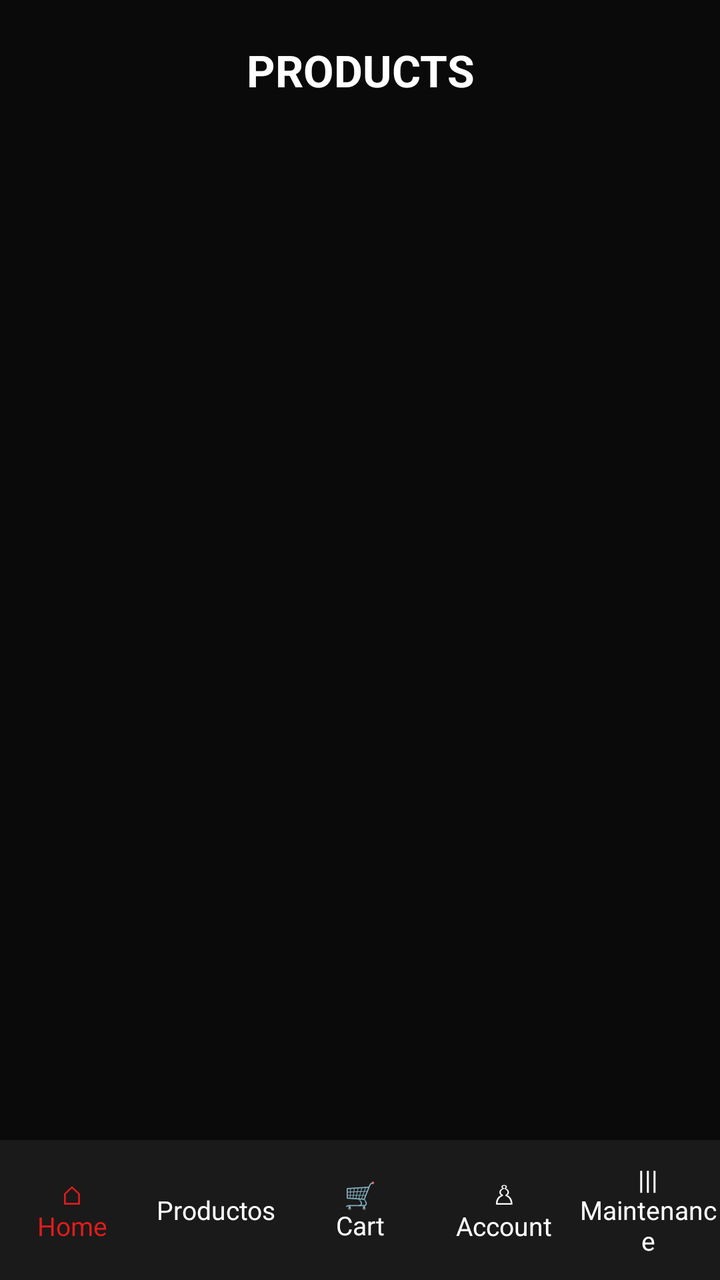
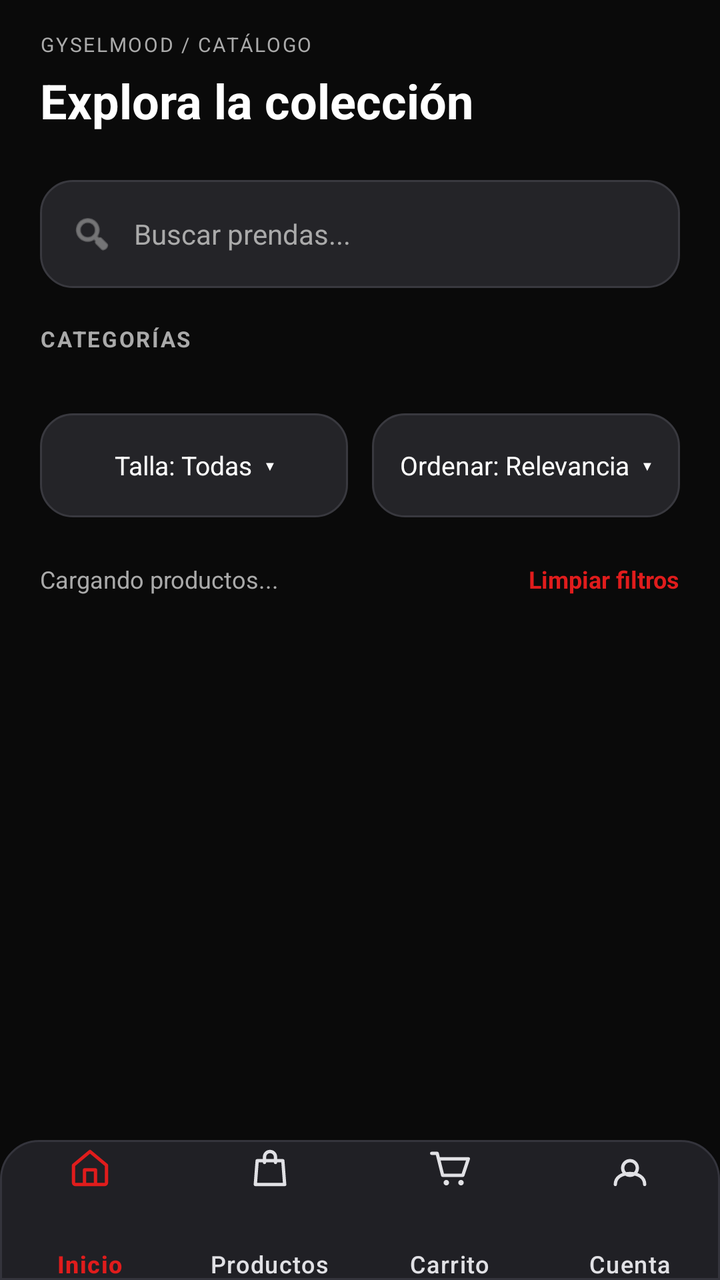

Two renders of the same Android screen: before a commit and after it. Below are the layout's source before the change and the commit's diff.
<!-- AndroidManifest.xml: application theme Theme.GyselMode -->
<!-- res/layout/activity_products.xml -->
<?xml version="1.0" encoding="utf-8"?>
<androidx.constraintlayout.widget.ConstraintLayout
    xmlns:android="http://schemas.android.com/apk/res/android"
    xmlns:app="http://schemas.android.com/apk/res-auto"
    android:layout_width="match_parent"
    android:layout_height="match_parent"
    android:background="@color/gysel_black">

    <TextView
        android:id="@+id/txtTitulo"
        android:layout_width="0dp"
        android:layout_height="70dp"
        android:gravity="center"
        android:text="@string/products_title"
        android:textColor="@color/gysel_white"
        android:textSize="22sp"
        android:textStyle="bold"
        app:layout_constraintTop_toTopOf="parent"
        app:layout_constraintStart_toStartOf="parent"
        app:layout_constraintEnd_toEndOf="parent" />

    <androidx.recyclerview.widget.RecyclerView
        android:id="@+id/recyclerProductos"
        android:layout_width="0dp"
        android:layout_height="0dp"
        android:clipToPadding="false"
        android:padding="10dp"
        app:layout_constraintTop_toBottomOf="@id/txtTitulo"
        app:layout_constraintBottom_toTopOf="@id/includeBottomNavigation"
        app:layout_constraintStart_toStartOf="parent"
        app:layout_constraintEnd_toEndOf="parent" />

    <include
        android:id="@+id/includeBottomNavigation"
        layout="@layout/bottom_navigation"
        android:layout_width="0dp"
        android:layout_height="70dp"
        app:layout_constraintBottom_toBottomOf="parent"
        app:layout_constraintStart_toStartOf="parent"
        app:layout_constraintEnd_toEndOf="parent" />

</androidx.constraintlayout.widget.ConstraintLayout>
<!-- res/layout/bottom_navigation.xml (included above) -->
<?xml version="1.0" encoding="utf-8"?>
<LinearLayout
    xmlns:android="http://schemas.android.com/apk/res/android"
    android:id="@+id/bottomNavigation"
    android:layout_width="match_parent"
    android:layout_height="70dp"
    android:background="@color/gysel_dark_gray"
    android:gravity="center"
    android:orientation="horizontal">

    
    <TextView
        android:id="@+id/navInicio"
        android:layout_width="0dp"
        android:layout_height="match_parent"
        android:layout_weight="1"
        android:gravity="center"
        android:text="@string/bottom_nav_home"
        android:textColor="@color/gysel_red"
        android:textSize="13sp" />

    
    <TextView
        android:id="@+id/navProductos"
        android:layout_width="0dp"
        android:layout_height="match_parent"
        android:layout_weight="1"
        android:gravity="center"
        android:text="Productos"
        android:textColor="@color/gysel_white"
        android:textSize="13sp" />

    
    <TextView
        android:id="@+id/navCarrito"
        android:layout_width="0dp"
        android:layout_height="match_parent"
        android:layout_weight="1"
        android:gravity="center"
        android:text="@string/bottom_nav_cart"
        android:textColor="@color/gysel_white"
        android:textSize="13sp" />

    
    <TextView
        android:id="@+id/navCuenta"
        android:layout_width="0dp"
        android:layout_height="match_parent"
        android:layout_weight="1"
        android:gravity="center"
        android:text="@string/bottom_nav_account"
        android:textColor="@color/gysel_white"
        android:textSize="13sp" />
    
    <TextView
        android:id="@+id/navMantenimiento"
        android:layout_width="0dp"
        android:layout_height="match_parent"
        android:layout_weight="1"
        android:gravity="center"
        android:text="@string/bottom_nav_maintenance"
        android:textColor="@color/gysel_white"
        android:textSize="13sp" />

</LinearLayout>
<!-- resources referenced by this layout -->
<resources>
  <color name="gysel_black">#0A0A0A</color>
  <color name="gysel_dark_gray">#1A1A1A</color>
  <color name="gysel_red">#E01C1C</color>
  <color name="gysel_white">#FFFFFF</color>
  <string name="bottom_nav_account">♙\nAccount</string>
  <string name="bottom_nav_cart">🛒\nCart</string>
  <string name="bottom_nav_home">⌂\nHome</string>
  <string name="bottom_nav_maintenance">|||\nMaintenance</string>
  <string name="products_title">PRODUCTS</string>
  <style name="Theme.GyselMode" parent="Base.Theme.GyselMode" />
  <style name="Base.Theme.GyselMode" parent="Theme.Material3.DayNight.NoActionBar">
          
          
      </style>
</resources>

<!-- the commit's change to res/layout/activity_products.xml (unified diff, before → after) -->
@@ -6,30 +6,254 @@
     android:layout_height="match_parent"
     android:background="@color/gysel_black">
 
-    <TextView
-        android:id="@+id/txtTitulo"
-        android:layout_width="0dp"
-        android:layout_height="70dp"
-        android:gravity="center"
-        android:text="@string/products_title"
-        android:textColor="@color/gysel_white"
-        android:textSize="22sp"
-        android:textStyle="bold"
+    
+    <LinearLayout
+        android:id="@+id/headerCatalogo"
+        android:layout_width="0dp"
+        android:layout_height="82dp"
+        android:gravity="center_vertical"
+        android:orientation="vertical"
+        android:paddingStart="20dp"
+        android:paddingEnd="20dp"
         app:layout_constraintTop_toTopOf="parent"
         app:layout_constraintStart_toStartOf="parent"
-        app:layout_constraintEnd_toEndOf="parent" />
-
+        app:layout_constraintEnd_toEndOf="parent">
+
+        <TextView
+            android:layout_width="match_parent"
+            android:layout_height="wrap_content"
+            android:text="GYSELMOOD / CATÁLOGO"
+            android:textColor="@color/gysel_light_gray"
+            android:letterSpacing="0.09"
+            android:textSize="10sp"/>
+
+        <TextView
+            android:layout_width="match_parent"
+            android:layout_height="wrap_content"
+            android:layout_marginTop="5dp"
+            android:text="Explora la colección"
+            android:textColor="@color/gysel_white"
+            android:textSize="24sp"
+            android:textStyle="bold"/>
+
+    </LinearLayout>
+
+    
+    <LinearLayout
+        android:id="@+id/contenedorBusqueda"
+        android:layout_width="0dp"
+        android:layout_height="54dp"
+        android:layout_marginStart="20dp"
+        android:layout_marginTop="8dp"
+        android:layout_marginEnd="20dp"
+        android:background="@drawable/bg_home_input"
+        android:gravity="center_vertical"
+        android:orientation="horizontal"
+        android:paddingStart="15dp"
+        android:paddingEnd="10dp"
+        app:layout_constraintTop_toBottomOf="@id/headerCatalogo"
+        app:layout_constraintStart_toStartOf="parent"
+        app:layout_constraintEnd_toEndOf="parent">
+
+        <ImageView
+            android:layout_width="22dp"
+            android:layout_height="22dp"
+            android:src="@android:drawable/ic_menu_search"
+            android:contentDescription="Buscar"
+            app:tint="@color/gysel_light_gray"/>
+
+        <EditText
+            android:id="@+id/edtBuscarCatalogo"
+            android:layout_width="0dp"
+            android:layout_height="match_parent"
+            android:layout_weight="1"
+            android:layout_marginStart="10dp"
+            android:background="@android:color/transparent"
+            android:hint="Buscar prendas..."
+            android:inputType="text"
+            android:singleLine="true"
+            android:textColor="@color/gysel_white"
+            android:textColorHint="@color/gysel_light_gray"
+            android:textSize="14sp"/>
+
+        <ImageButton
+            android:id="@+id/btnLimpiarBusquedaCatalogo"
+            android:layout_width="36dp"
+            android:layout_height="36dp"
+            android:background="?attr/selectableItemBackgroundBorderless"
+            android:src="@android:drawable/ic_menu_close_clear_cancel"
+            android:contentDescription="Borrar búsqueda"
+            android:visibility="gone"
+            app:tint="@color/gysel_light_gray"/>
+
+    </LinearLayout>
+
+    
+    <LinearLayout
+        android:id="@+id/panelFiltros"
+        android:layout_width="0dp"
+        android:layout_height="wrap_content"
+        android:orientation="vertical"
+        android:paddingTop="18dp"
+        app:layout_constraintTop_toBottomOf="@id/contenedorBusqueda"
+        app:layout_constraintStart_toStartOf="parent"
+        app:layout_constraintEnd_toEndOf="parent">
+
+        <TextView
+            android:layout_width="match_parent"
+            android:layout_height="wrap_content"
+            android:paddingStart="20dp"
+            android:text="CATEGORÍAS"
+            android:textColor="@color/gysel_light_gray"
+            android:textSize="11sp"
+            android:textStyle="bold"
+            android:letterSpacing="0.08"/>
+
+        
+        <HorizontalScrollView
+            android:layout_width="match_parent"
+            android:layout_height="wrap_content"
+            android:layout_marginTop="9dp"
+            android:scrollbars="none">
+
+            <LinearLayout
+                android:id="@+id/layoutCategoriasCatalogo"
+                android:layout_width="wrap_content"
+                android:layout_height="wrap_content"
+                android:orientation="horizontal"
+                android:paddingStart="20dp"
+                android:paddingEnd="20dp"
+                android:paddingTop="3dp"
+                android:paddingBottom="3dp"/>
+
+        </HorizontalScrollView>
+
+        
+        <LinearLayout
+            android:layout_width="match_parent"
+            android:layout_height="52dp"
+            android:layout_marginStart="20dp"
+            android:layout_marginTop="15dp"
+            android:layout_marginEnd="20dp"
+            android:orientation="horizontal">
+
+            <TextView
+                android:id="@+id/btnFiltroTalla"
+                android:layout_width="0dp"
+                android:layout_height="match_parent"
+                android:layout_weight="1"
+                android:layout_marginEnd="6dp"
+                android:background="@drawable/bg_home_input"
+                android:clickable="true"
+                android:focusable="true"
+                android:gravity="center"
+                android:paddingStart="6dp"
+                android:paddingEnd="6dp"
+                android:singleLine="true"
+                android:ellipsize="end"
+                android:text="Talla: Todas  ▾"
+                android:textColor="@color/gysel_white"
+                android:textSize="13sp"/>
+
+            <TextView
+                android:id="@+id/btnOrdenarCatalogo"
+                android:layout_width="0dp"
+                android:layout_height="match_parent"
+                android:layout_weight="1"
+                android:layout_marginStart="6dp"
+                android:background="@drawable/bg_home_input"
+                android:clickable="true"
+                android:focusable="true"
+                android:gravity="center"
+                android:paddingStart="6dp"
+                android:paddingEnd="6dp"
+                android:singleLine="true"
+                android:ellipsize="end"
+                android:text="Ordenar: Relevancia  ▾"
+                android:textColor="@color/gysel_white"
+                android:textSize="13sp"/>
+
+        </LinearLayout>
+
+        
+        <LinearLayout
+            android:layout_width="match_parent"
+            android:layout_height="48dp"
+            android:layout_marginStart="20dp"
+            android:layout_marginTop="7dp"
+            android:layout_marginEnd="20dp"
+            android:gravity="center_vertical"
+            android:orientation="horizontal">
+
+            <TextView
+                android:id="@+id/txtResultadosCatalogo"
+                android:layout_width="0dp"
+                android:layout_height="wrap_content"
+                android:layout_weight="1"
+                android:text="Cargando productos..."
+                android:textColor="@color/gysel_light_gray"
+                android:textSize="12sp"/>
+
+            <TextView
+                android:id="@+id/btnLimpiarFiltrosCatalogo"
+                android:layout_width="wrap_content"
+                android:layout_height="48dp"
+                android:gravity="center"
+                android:paddingStart="10dp"
+                android:text="Limpiar filtros"
+                android:textColor="@color/gysel_red"
+                android:textSize="12sp"
+                android:textStyle="bold"/>
+
+        </LinearLayout>
+
+    </LinearLayout>
+
+    
     <androidx.recyclerview.widget.RecyclerView
         android:id="@+id/recyclerProductos"
         android:layout_width="0dp"
         android:layout_height="0dp"
         android:clipToPadding="false"
-        android:padding="10dp"
-        app:layout_constraintTop_toBottomOf="@id/txtTitulo"
+        android:paddingStart="14dp"
+        android:paddingEnd="14dp"
+        android:paddingBottom="16dp"
+        app:layout_constraintTop_toBottomOf="@id/panelFiltros"
         app:layout_constraintBottom_toTopOf="@id/includeBottomNavigation"
         app:layout_constraintStart_toStartOf="parent"
-        app:layout_constraintEnd_toEndOf="parent" />
-
+        app:layout_constraintEnd_toEndOf="parent"/>
+
+    
+    <TextView
+        android:id="@+id/txtEstadoCatalogo"
+        android:layout_width="0dp"
+        android:layout_height="wrap_content"
+        android:layout_margin="24dp"
+        android:background="@drawable/bg_home_card"
+        android:gravity="center"
+        android:minHeight="130dp"
+        android:padding="20dp"
+        android:text="No encontramos productos"
+        android:textColor="@color/gysel_light_gray"
+        android:textSize="14sp"
+        android:visibility="gone"
+        app:layout_constraintTop_toTopOf="@id/recyclerProductos"
+        app:layout_constraintBottom_toBottomOf="@id/recyclerProductos"
+        app:layout_constraintStart_toStartOf="parent"
+        app:layout_constraintEnd_toEndOf="parent"/>
+
+    <ProgressBar
+        android:id="@+id/progressCatalogo"
+        android:layout_width="38dp"
+        android:layout_height="38dp"
+        android:indeterminateTint="@color/gysel_red"
+        android:visibility="gone"
+        app:layout_constraintTop_toTopOf="@id/recyclerProductos"
+        app:layout_constraintBottom_toBottomOf="@id/recyclerProductos"
+        app:layout_constraintStart_toStartOf="parent"
+        app:layout_constraintEnd_toEndOf="parent"/>
+
+    
     <include
         android:id="@+id/includeBottomNavigation"
         layout="@layout/bottom_navigation"
@@ -37,72 +261,29 @@
         android:layout_height="70dp"
         app:layout_constraintBottom_toBottomOf="parent"
         app:layout_constraintStart_toStartOf="parent"
-        app:layout_constraintEnd_toEndOf="parent" />
+        app:layout_constraintEnd_toEndOf="parent"/>
 
 </androidx.constraintlayout.widget.ConstraintLayout>
 <!-- res/layout/bottom_navigation.xml (included above) -->
 <?xml version="1.0" encoding="utf-8"?>
-<LinearLayout
+<com.google.android.material.bottomnavigation.BottomNavigationView
     xmlns:android="http://schemas.android.com/apk/res/android"
+    xmlns:app="http://schemas.android.com/apk/res-auto"
+
     android:id="@+id/bottomNavigation"
     android:layout_width="match_parent"
     android:layout_height="70dp"
-    android:background="@color/gysel_dark_gray"
-    android:gravity="center"
-    android:orientation="horizontal">
-
-    
-    <TextView
-        android:id="@+id/navInicio"
-        android:layout_width="0dp"
-        android:layout_height="match_parent"
-        android:layout_weight="1"
-        android:gravity="center"
-        android:text="@string/bottom_nav_home"
-        android:textColor="@color/gysel_red"
-        android:textSize="13sp" />
-
-    
-    <TextView
-        android:id="@+id/navProductos"
-        android:layout_width="0dp"
-        android:layout_height="match_parent"
-        android:layout_weight="1"
-        android:gravity="center"
-        android:text="Productos"
-        android:textColor="@color/gysel_white"
-        android:textSize="13sp" />
-
-    
-    <TextView
-        android:id="@+id/navCarrito"
-        android:layout_width="0dp"
-        android:layout_height="match_parent"
-        android:layout_weight="1"
-        android:gravity="center"
-        android:text="@string/bottom_nav_cart"
-        android:textColor="@color/gysel_white"
-        android:textSize="13sp" />
-
-    
-    <TextView
-        android:id="@+id/navCuenta"
-        android:layout_width="0dp"
-        android:layout_height="match_parent"
-        android:layout_weight="1"
-        android:gravity="center"
-        android:text="@string/bottom_nav_account"
-        android:textColor="@color/gysel_white"
-        android:textSize="13sp" />
-    
-    <TextView
-        android:id="@+id/navMantenimiento"
-        android:layout_width="0dp"
-        android:layout_height="match_parent"
-        android:layout_weight="1"
-        android:gravity="center"
-        android:text="@string/bottom_nav_maintenance"
-        android:textColor="@color/gysel_white"
-        android:textSize="13sp" />
-
-</LinearLayout>
+    android:background="@drawable/bg_bottom_navigation"
+    android:elevation="8dp"
+
+    app:menu="@menu/menu_bottom_navigation"
+    app:labelVisibilityMode="labeled"
+
+    app:itemIconSize="22dp"
+    app:itemIconTint="@color/bottom_nav_item_colors"
+    app:itemTextColor="@color/bottom_nav_item_colors"
+
+    app:itemHorizontalTranslationEnabled="false"
+    app:itemPaddingTop="3dp"
+    app:itemPaddingBottom="3dp"
+    app:itemRippleColor="#334E3035"/>
<!-- resource entries referenced after the edit -->
@@ -1,14 +1,53 @@
 <!-- resources referenced by this layout -->
 <resources>
   <color name="gysel_black">#0A0A0A</color>
-  <color name="gysel_dark_gray">#1A1A1A</color>
+  <color name="gysel_light_gray">#AAAAAA</color>
   <color name="gysel_red">#E01C1C</color>
   <color name="gysel_white">#FFFFFF</color>
-  <string name="bottom_nav_account">♙\nAccount</string>
-  <string name="bottom_nav_cart">🛒\nCart</string>
-  <string name="bottom_nav_home">⌂\nHome</string>
-  <string name="bottom_nav_maintenance">|||\nMaintenance</string>
-  <string name="products_title">PRODUCTS</string>
+  <!-- drawable bg_bottom_navigation (drawable) -->
+  <?xml version="1.0" encoding="utf-8"?>
+  <shape xmlns:android="http://schemas.android.com/apk/res/android"
+      android:shape="rectangle">
+  
+      <solid android:color="#202025"/>
+  
+      <corners
+          android:topLeftRadius="19dp"
+          android:topRightRadius="19dp"/>
+  
+      <stroke
+          android:width="1dp"
+          android:color="#34343C"/>
+  
+  </shape>
+  <!-- drawable bg_home_card (drawable) -->
+  <?xml version="1.0" encoding="utf-8"?>
+  <shape xmlns:android="http://schemas.android.com/apk/res/android"
+      android:shape="rectangle">
+  
+      <solid android:color="#242428"/>
+  
+      <corners android:radius="18dp"/>
+  
+      <stroke
+          android:width="1dp"
+          android:color="#34343A"/>
+  
+  </shape>
+  <!-- drawable bg_home_input (drawable) -->
+  <?xml version="1.0" encoding="utf-8"?>
+  <shape xmlns:android="http://schemas.android.com/apk/res/android"
+      android:shape="rectangle">
+  
+      <solid android:color="#242428"/>
+  
+      <corners android:radius="16dp"/>
+  
+      <stroke
+          android:width="1dp"
+          android:color="#39393F"/>
+  
+  </shape>
   <style name="Theme.GyselMode" parent="Base.Theme.GyselMode" />
   <style name="Base.Theme.GyselMode" parent="Theme.Material3.DayNight.NoActionBar">
           
